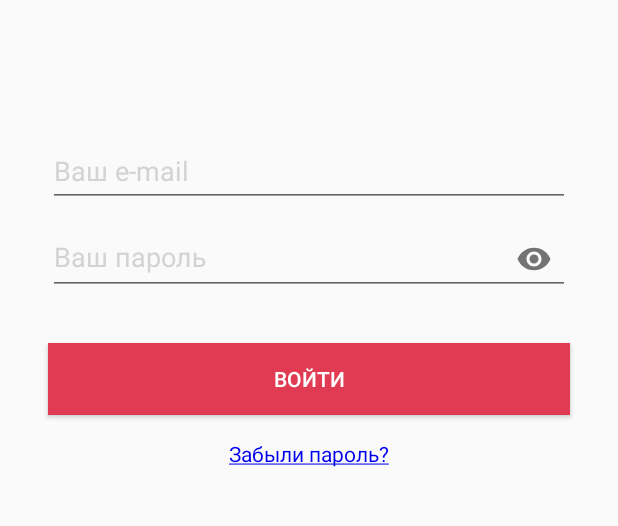
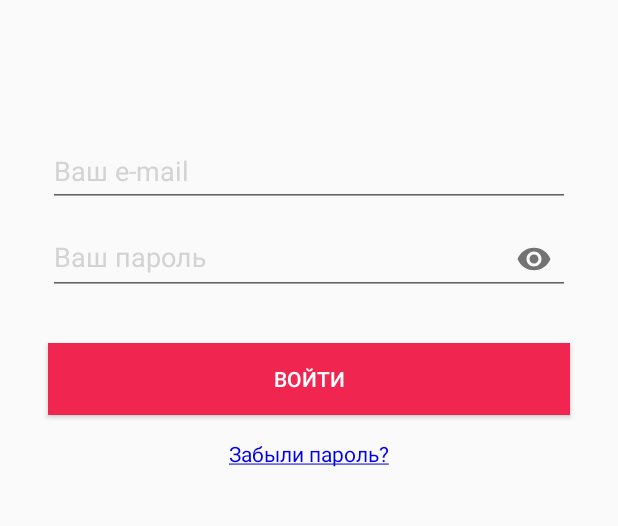
Before and after one commit to VdovinN/Venyoo, an Android app: the screen it shows after launch (LoginActivity), on a phone screen of 412 x 824 dp, the part 305-831 px from its top. Run offline under Robolectric (Android 15) with nearby library versions, the phone set to English and light mode, and no system bars; our stand-ins replace Dagger/Hilt's generated code, RxJava; libraries missing offline, so code that uses them is left out: com.jakewharton.rxbinding2, org.jetbrains.anko; 2 statements that could not run were skipped.

```diff
--- a/app/src/main/AndroidManifest.xml
+++ b/app/src/main/AndroidManifest.xml
@@ -13,6 +13,7 @@
         android:supportsRtl="true"
         android:theme="@style/AppTheme">
         <activity
+            android:theme="@style/LoginTheme"
             android:name=".screens.login.LoginActivity"
             android:screenOrientation="portrait"
             android:windowSoftInputMode="adjustResize">
@@ -26,7 +27,7 @@
             android:name=".screens.main.MainActivity"
             android:label="@string/title_activity_main"
             android:screenOrientation="portrait"
-            android:theme="@style/AppTheme.NoActionBar" />
+            android:theme="@style/MainTheme" />
     </application>
 
 </manifest>
--- a/app/src/main/java/com/app/venyoo/base/BaseActivity.kt
+++ b/app/src/main/java/com/app/venyoo/base/BaseActivity.kt
@@ -26,5 +26,4 @@ open class BaseActivity : AppCompatActivity() {
         }
         return super.dispatchTouchEvent(ev)
     }
-
 }
--- a/app/src/main/java/com/app/venyoo/screens/login/structure/LoginView.kt
+++ b/app/src/main/java/com/app/venyoo/screens/login/structure/LoginView.kt
@@ -14,4 +14,5 @@ interface LoginView : BaseView {
     fun startMain()
 
     fun loginButtonClicked(): Observable<Pair<String, String>>
+    fun emptyFields()
 }
--- a/app/src/main/res/values/colors.xml
+++ b/app/src/main/res/values/colors.xml
@@ -8,7 +8,9 @@
     <color name="black">#000000</color>
     <color name="opacityBlack">#B3000000</color>
     <color name="white">#FFFFFF</color>
-    <color name="generalRed">#E03B52</color>
+    <color name="generalRed">#F02651</color>
     <color name="linkBlue">#0000EE</color>
     <color name="greenCall">#5CC650</color>
+    <color name="grayStatusBarColor">#BFBFBF</color>
+    <color name="redStatusBarColor">#CC2045</color>
 </resources>
--- a/app/src/main/res/values/strings.xml
+++ b/app/src/main/res/values/strings.xml
@@ -19,4 +19,7 @@
     <string name="yes">Да</string>
     <string name="no">Нет</string>
     <string name="do_you_want_to_exit">Вы действительно хотите выйти из программы?</string>
+    <string name="exit_hint">Нажмите кнопку НАЗАД снова, чтобы выйти из приложения</string>
+    <string name="login_error_message">Неправильный логин или пароль</string>
+    <string name="empty_fields">Неправильный логин или пароль</string>
 </resources>
--- a/app/src/main/res/values/styles.xml
+++ b/app/src/main/res/values/styles.xml
@@ -29,4 +29,12 @@
         <item name="actionMenuTextColor">@android:color/white</item>
     </style>
 
+    <style name="LoginTheme" parent="AppTheme">
+        <item name="colorPrimaryDark">@color/grayStatusBarColor</item>
+    </style>
+
+    <style name="MainTheme" parent="AppTheme">
+        <item name="colorPrimaryDark">@color/redStatusBarColor</item>
+    </style>
+
 </resources>
```
Also changed, not shown: app/src/main/java/com/app/venyoo/screens/login/LoginActivity.kt (+25 -1 lines), app/src/main/java/com/app/venyoo/screens/login/structure/LoginPresenter.kt (+11 -4 lines), app/src/main/java/com/app/venyoo/screens/main/MainActivity.kt (+25 -2 lines).
